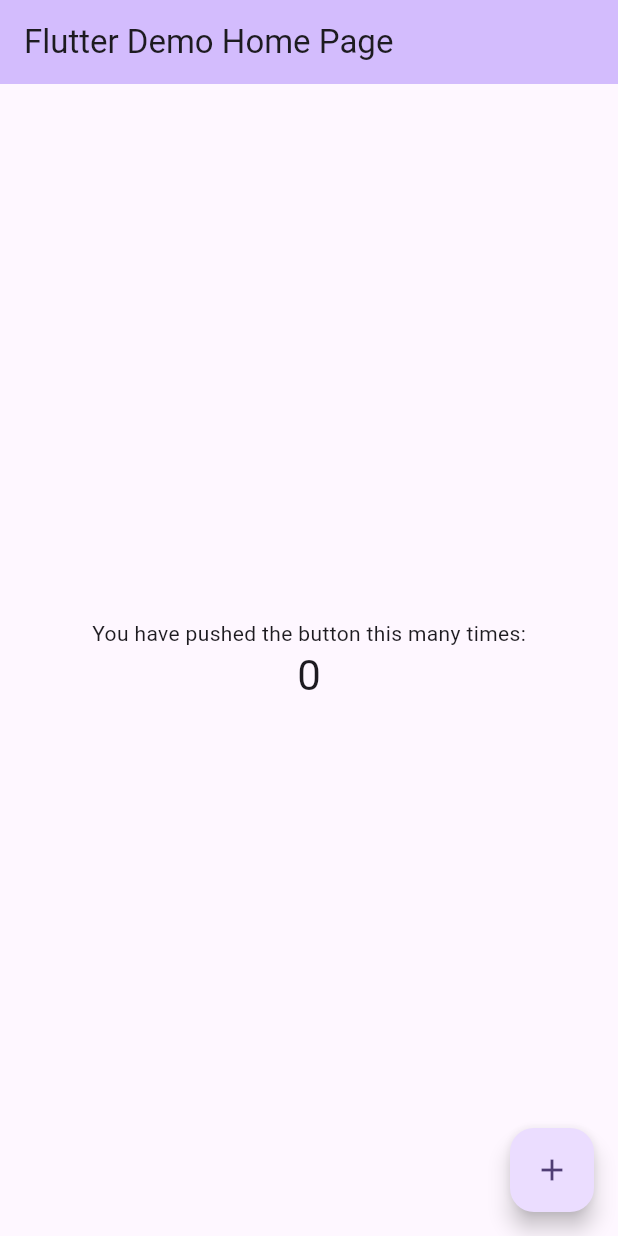
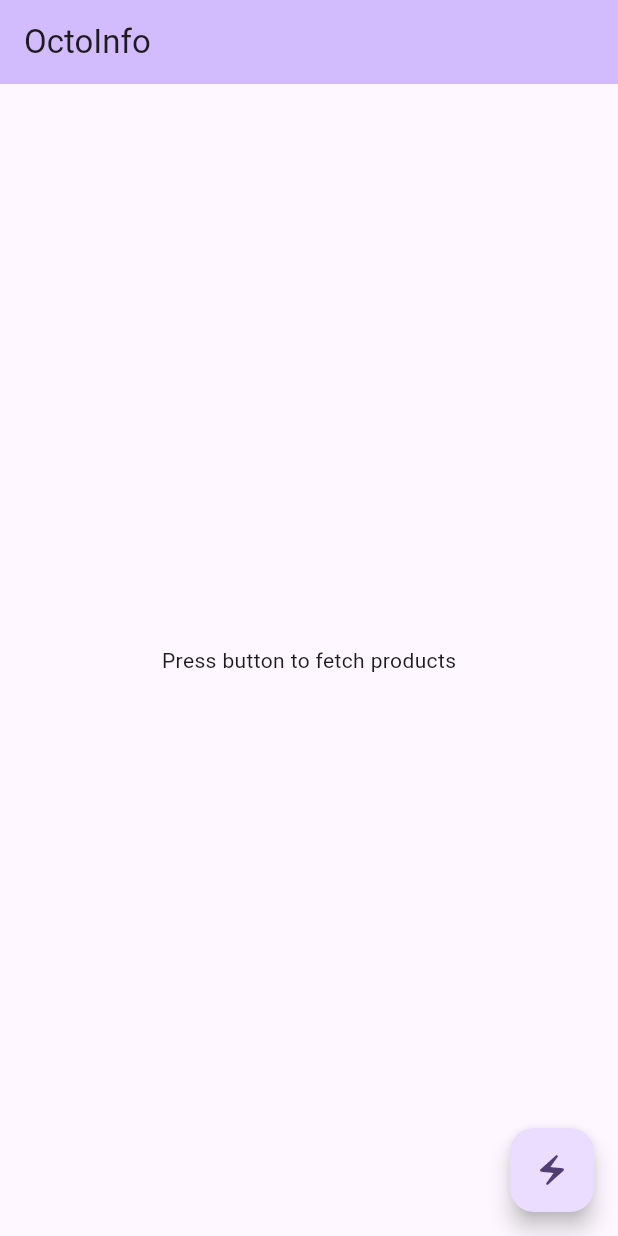
Before and after one commit to LucasBourne/octoinfo, a Flutter app: the screen it shows after launch, on a phone screen of 412 x 824 dp. Run offline on Flutter 3.47's test engine with Material 3 defaults, Android fonts, the phone set to English and light mode, and no system bars; our stand-ins replace dio, freezed_annotation, hooks_riverpod.

Commit message:
Add octopus SN

```diff
--- a/lib/main.dart
+++ b/lib/main.dart
@@ -1,9 +1,11 @@
 import 'package:flutter/material.dart';
+import 'package:hooks_riverpod/hooks_riverpod.dart';
 import 'package:octoinfo/repos/octopus_repo.dart';
 import 'package:octoinfo/services/http_client_service.dart';
+import 'package:octoinfo/state/providers.dart';
 
 void main() {
-  runApp(const MyApp());
+  runApp(const ProviderScope(child: MyApp()));
 }
 
 class MyApp extends StatelessWidget {
@@ -23,78 +25,85 @@
   }
 }
 
-class MyHomePage extends StatefulWidget {
+class MyHomePage extends HookConsumerWidget {
   const MyHomePage({super.key, required this.title});
   final String title;
 
   @override
-  State<MyHomePage> createState() => _MyHomePageState();
-}
+  Widget build(BuildContext context, WidgetRef ref) {
+    final octopusNotifier = ref.watch(octopusStateNotifierProvider);
 
-class _MyHomePageState extends State<MyHomePage> {
-  final octopusRepo = OctopusRepo(HttpClientService());
-  int _counter = 0;
-
-  Future<void> _incrementCounter() async {
-    final products = await octopusRepo.getProducts();
-    print(products);
-
-    setState(() {
-      _counter++;
-    });
-  }
-
-  @override
-  Widget build(BuildContext context) {
-    // This method is rerun every time setState is called, for instance as done
-    // by the _incrementCounter method above.
-    //
-    // The Flutter framework has been optimized to make rerunning build methods
-    // fast, so that you can just rebuild anything that needs updating rather
-    // than having to individually change instances of widgets.
     return Scaffold(
       appBar: AppBar(
-        // TRY THIS: Try changing the color here to a specific color (to
-        // Colors.amber, perhaps?) and trigger a hot reload to see the AppBar
-        // change color while the other colors stay the same.
         backgroundColor: Theme.of(context).colorScheme.inversePrimary,
-        // Here we take the value from the MyHomePage object that was created by
-        // the App.build method, and use it to set our appbar title.
-        title: Text(widget.title),
+        title: const Text('OctoInfo'),
       ),
       body: Center(
-        // Center is a layout widget. It takes a single child and positions it
-        // in the middle of the parent.
+        child: octopusNotifier.products == null
+            ? const Text('Press button to fetch products')
+            : SizedBox(
+                width: double.infinity,
+                child: SingleChildScrollView(
                   child: Column(
-          // Column is also a layout widget. It takes a list of children and
-          // arranges them vertically. By default, it sizes itself to fit its
-          // children horizontally, and tries to be as tall as its parent.
-          //
-          // Column has various properties to control how it sizes itself and
-          // how it positions its children. Here we use mainAxisAlignment to
-          // center the children vertically; the main axis here is the vertical
-          // axis because Columns are vertical (the cross axis would be
-          // horizontal).
-          //
-          // TRY THIS: Invoke "debug painting" (choose the "Toggle Debug Paint"
-          // action in the IDE, or press "p" in the console), to see the
-          // wireframe for each widget.
+                    children: octopusNotifier.products!.map<Widget>(
+                      (product) {
+                        return Padding(
+                          padding: const EdgeInsets.all(8),
+                          child: Card(
+                            child: SizedBox(
+                              width: 400,
+                              height: 150,
+                              child: Center(
+                                child: Column(
                                   mainAxisAlignment: MainAxisAlignment.center,
-          children: <Widget>[
-            const Text(
-              'You have pushed the button this many times:',
+                                  crossAxisAlignment: CrossAxisAlignment.center,
+                                  children: [
+                                    Text(
+                                      product.displayName!,
+                                      textAlign: TextAlign.center,
                                     ),
+                                    const SizedBox(height: 10),
                                     Text(
-              '$_counter',
-              style: Theme.of(context).textTheme.headlineMedium,
+                                      product.brand!,
+                                      textAlign: TextAlign.center,
+                                    ),
+                                    if (product.availableFrom != null)
+                                      Row(
+                                        mainAxisAlignment:
+                                            MainAxisAlignment.center,
+                                        children: [
+                                          const Text('Available from: '),
+                                          Text(
+                                            product.availableFrom!.toString(),
+                                          )
+                                        ],
+                                      ),
+                                    if (product.availableTo != null)
+                                      Row(
+                                        children: [
+                                          const Text('Available to: '),
+                                          Text(
+                                            product.availableTo!.toString(),
+                                          )
+                                        ],
                                       ),
                                   ],
                                 ),
                               ),
+                            ),
+                          ),
+                        );
+                      },
+                    ).toList(),
+                  ),
+                ),
+              ),
+      ),
       floatingActionButton: FloatingActionButton(
-        onPressed: _incrementCounter,
+        onPressed: () =>
+            ref.read(octopusStateNotifierProvider.notifier).getProducts(),
         tooltip: 'Increment',
-        child: const Icon(Icons.add),
+        child: const Icon(Icons.electric_bolt),
       ), // This trailing comma makes auto-formatting nicer for build methods.
     );
   }
--- a/lib/models/product.dart
+++ b/lib/models/product.dart
@@ -1,10 +1,8 @@
 // ignore_for_file: invalid_annotation_target
-
 import 'dart:core';
 
 import 'package:freezed_annotation/freezed_annotation.dart';
-
-import 'link.dart';
+import 'package:octoinfo/models/link.dart';
 
 part 'product.freezed.dart';
 part 'product.g.dart';
--- /dev/null
+++ b/lib/state/octopus_state.dart
@@ -0,0 +1,12 @@
+// ignore_for_file: prefer_const_constructors
+import 'package:freezed_annotation/freezed_annotation.dart';
+import 'package:octoinfo/models/product.dart';
+part 'octopus_state.freezed.dart';
+
+@freezed
+class OctopusState with _$OctopusState {
+  const factory OctopusState({List<Product>? products}) = _OctopusState;
+
+  factory OctopusState.loading({List<Product>? products}) =>
+      OctopusState(products: products);
+}
--- /dev/null
+++ b/lib/state/octopus_state_notifier.dart
@@ -0,0 +1,17 @@
+import 'package:hooks_riverpod/hooks_riverpod.dart';
+import 'package:octoinfo/repos/octopus_interface.dart';
+import 'package:octoinfo/state/octopus_state.dart';
+
+class OctopusStateNotifier extends StateNotifier<OctopusState> {
+  OctopusStateNotifier(this._octopusRepo) : super(const OctopusState());
+
+  final OctopusInterface _octopusRepo;
+
+  Future<void> getProducts() async {
+    state = OctopusState.loading();
+
+    final products = await _octopusRepo.getProducts();
+
+    state = OctopusState(products: products);
+  }
+}
--- /dev/null
+++ b/lib/state/providers.dart
@@ -0,0 +1,16 @@
+import 'package:hooks_riverpod/hooks_riverpod.dart';
+import 'package:octoinfo/repos/octopus_repo.dart';
+import 'package:octoinfo/services/http_client_service.dart';
+import 'package:octoinfo/state/octopus_state.dart';
+import 'package:octoinfo/state/octopus_state_notifier.dart';
+
+final _httpClientServiceProvider = Provider((ref) => HttpClientService());
+
+final _octopusRepoProvider = Provider(
+  (ref) => OctopusRepo(ref.read(_httpClientServiceProvider)),
+);
+
+final octopusStateNotifierProvider =
+    StateNotifierProvider<OctopusStateNotifier, OctopusState>(
+  (ref) => OctopusStateNotifier(ref.watch(_octopusRepoProvider)),
+);
--- a/pubspec.yaml
+++ b/pubspec.yaml
@@ -33,6 +33,8 @@ dependencies:
   cupertino_icons: ^1.0.6
   dio: ^5.4.3+1
   freezed_annotation: ^2.4.1
+  flutter_hooks: ^0.20.5
+  hooks_riverpod: ^2.5.1
 
 dev_dependencies:
   build_runner: ^2.4.6
```
Also changed, not shown: lib/state/octopus_state.freezed.dart (added), pubspec.lock. Lines whose indentation alone changed are shown as unchanged.
